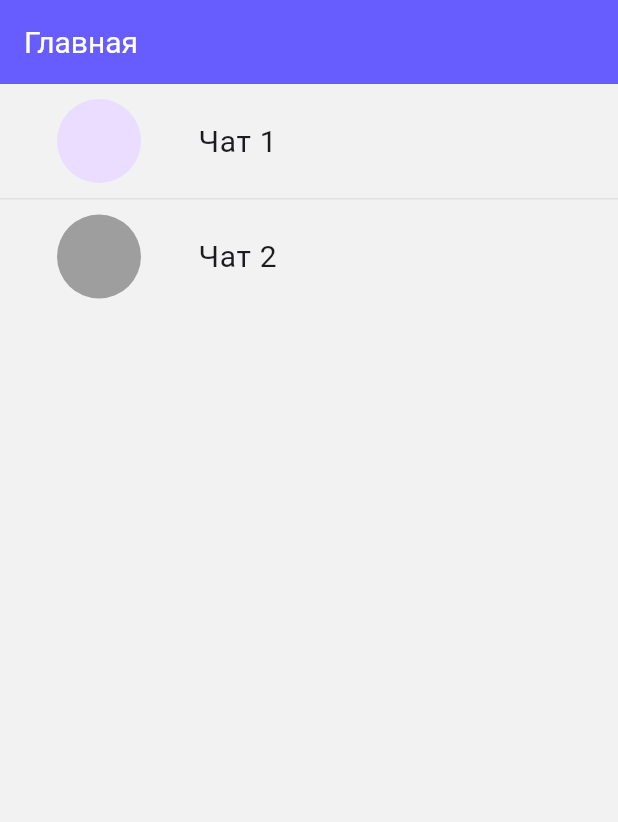
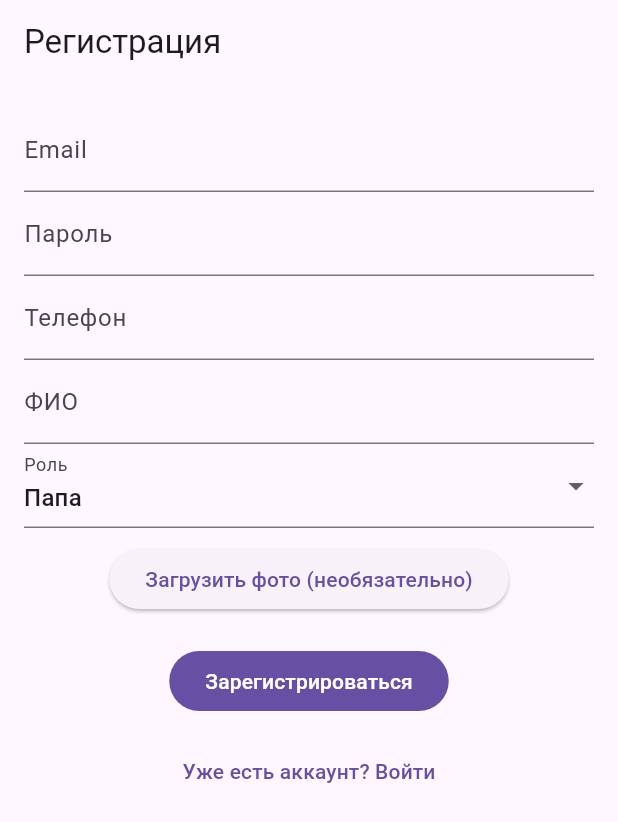
Before and after one commit to Chuijazy/family_friends, a Flutter app: the screen it shows after launch, on a phone screen of 412 x 824 dp. Shown: the top 822 px of the screen. Run offline on Flutter 3.47's test engine with Material 3 defaults, Android fonts, the light colour scheme and no system bars; our stand-ins replace chat_bubbles, dio, image_picker.

Commit message:
init auth screen

```diff
--- /dev/null
+++ b/lib/autorization/register_screen.dart
@@ -0,0 +1,186 @@
+import 'dart:io';
+import 'package:family_friends/autorization/login_screen.dart';
+import 'package:family_friends/screens/main_screen.dart';
+import 'package:flutter/material.dart';
+import 'package:image_picker/image_picker.dart';
+import 'auth_service.dart';
+
+class RegisterScreen extends StatefulWidget {
+  const RegisterScreen({super.key});
+
+  @override
+  State<RegisterScreen> createState() => _RegisterScreenState();
+}
+
+class _RegisterScreenState extends State<RegisterScreen> {
+  final _formKey = GlobalKey<FormState>();
+  final _email = TextEditingController();
+  final _password = TextEditingController();
+  final _phone = TextEditingController();
+  final _fullName = TextEditingController();
+  String _selectedRole = 'dad';
+  File? _image;
+
+  final _authService = AuthService();
+
+  @override
+  void dispose() {
+    _email.dispose();
+    _password.dispose();
+    _phone.dispose();
+    _fullName.dispose();
+    super.dispose();
+  }
+
+  Future<void> _pickImage() async {
+    final picked = await ImagePicker().pickImage(source: ImageSource.gallery);
+    if (picked != null) setState(() => _image = File(picked.path));
+  }
+
+  Future<void> _register() async {
+    if (!_formKey.currentState!.validate()) return;
+
+    try {
+      await _authService.registerUser(
+        email: _email.text.trim(),
+        password: _password.text.trim(),
+        phone: _phone.text.trim(),
+        fullName: _fullName.text.trim(),
+        role: _selectedRole,
+        photo: _image,
+      );
+
+      if (!mounted) return;
+      Navigator.of(context).pushAndRemoveUntil(
+        MaterialPageRoute(builder: (_) => const MainScreen()),
+        (route) => false,
+      );
+    } catch (e) {
+      if (!mounted) return;
+      ScaffoldMessenger.of(
+        context,
+      ).showSnackBar(SnackBar(content: Text('Ошибка регистрации: $e')));
+    }
+  }
+
+  String? _validateEmail(String? value) {
+    if (value == null || value.isEmpty) return 'Введите email';
+    final emailRegex = RegExp(
+      r'(^[a-zA-Z0-9_.+-]+@[a-zA-Z0-9-]+\.[a-zA-Z0-9-.]+$)',
+    );
+    if (!emailRegex.hasMatch(value)) return 'Некорректный email';
+    return null;
+  }
+
+  String? _validatePassword(String? value) {
+    if (value == null || value.isEmpty) return 'Введите пароль';
+    if (value.length < 6) return 'Пароль должен быть не менее 6 символов';
+    return null;
+  }
+
+  String? _validatePhone(String? value) {
+    if (value == null || value.isEmpty) return 'Введите телефон';
+    final phoneRegex = RegExp(r'^[0-9\-\+]{9,15}$');
+    if (!phoneRegex.hasMatch(value)) return 'Некорректный номер телефона';
+    return null;
+  }
+
+  String? _validateName(String? value) {
+    if (value == null || value.isEmpty) return 'Введите ФИО';
+    if (value.length < 3) return 'Слишком короткое имя';
+    return null;
+  }
+
+  @override
+  Widget build(BuildContext context) {
+    return Scaffold(
+      appBar: AppBar(title: const Text('Регистрация')),
+      body: SingleChildScrollView(
+        padding: const EdgeInsets.all(16),
+        child: Form(
+          key: _formKey,
+          child: Column(
+            children: [
+              TextFormField(
+                controller: _email,
+                decoration: const InputDecoration(
+                  labelText: 'Email',
+                  hintText: 'example@mail.com',
+                ),
+                validator: _validateEmail,
+                keyboardType: TextInputType.emailAddress,
+              ),
+              TextFormField(
+                controller: _password,
+                decoration: const InputDecoration(
+                  labelText: 'Пароль',
+                  hintText: 'Минимум 6 символов',
+                ),
+                obscureText: true,
+                validator: _validatePassword,
+              ),
+              TextFormField(
+                controller: _phone,
+                decoration: const InputDecoration(
+                  labelText: 'Телефон',
+                  hintText: '0123456789',
+                ),
+                keyboardType: TextInputType.phone,
+                validator: _validatePhone,
+              ),
+              TextFormField(
+                controller: _fullName,
+                decoration: const InputDecoration(
+                  labelText: 'ФИО',
+                  hintText: 'Иванов Иван Иванович',
+                ),
+                validator: _validateName,
+              ),
+              DropdownButtonFormField<String>(
+                value: _selectedRole,
+                items: const [
+                  DropdownMenuItem(value: 'dad', child: Text('Папа')),
+                  DropdownMenuItem(value: 'mom', child: Text('Мама')),
+                  DropdownMenuItem(value: 'child', child: Text('Ребёнок')),
+                  DropdownMenuItem(
+                    value: 'dad_child',
+                    child: Text('Папа-ребёнок'),
+                  ),
+                  DropdownMenuItem(
+                    value: 'mom_child',
+                    child: Text('Мама-ребёнок'),
+                  ),
+                ],
+                onChanged: (value) {
+                  if (value != null) setState(() => _selectedRole = value);
+                },
+                decoration: const InputDecoration(labelText: 'Роль'),
+              ),
+              const SizedBox(height: 10),
+              ElevatedButton(
+                onPressed: _pickImage,
+                child: const Text('Загрузить фото (необязательно)'),
+              ),
+              if (_image != null) Image.file(_image!, height: 100),
+              const SizedBox(height: 20),
+              FilledButton(
+                onPressed: _register,
+                child: const Text('Зарегистрироваться'),
+              ),
+              const SizedBox(height: 12),
+              TextButton(
+                onPressed: () {
+                  Navigator.push(
+                    context,
+                    MaterialPageRoute(builder: (_) => const LoginScreen()),
+                  );
+                },
+                child: const Text('Уже есть аккаунт? Войти'),
+              ),
+            ],
+          ),
+        ),
+      ),
+    );
+  }
+}
--- a/lib/main.dart
+++ b/lib/main.dart
@@ -1,4 +1,4 @@
-import 'package:family_friends/screens/main_screen.dart';
+import 'package:family_friends/autorization/register_screen.dart';
 import 'package:flutter/material.dart';
 
 void main() {
@@ -10,6 +10,6 @@
 
   @override
   Widget build(BuildContext context) {
-    return MaterialApp(title: 'Авторизация', home: MainScreen());
+    return MaterialApp(title: 'Авторизация', home: RegisterScreen());
   }
 }
--- a/pubspec.yaml
+++ b/pubspec.yaml
@@ -31,6 +31,8 @@
   flutter:
     sdk: flutter
   chat_bubbles: ^1.7.0
+  dio: ^5.8.0+1
+  image_picker: ^1.1.2
 
 
 
```
Also changed, not shown: lib/autorization/auth_service.dart (added, +85 -0 lines), lib/autorization/login_screen.dart (added, +115 -0 lines), lib/autorization/phone_auth_screen.dart (deleted, +0 -18 lines), lib/autorization/splash_screen.dart (deleted, +0 -10 lines), pubspec.lock, 13 other files.
